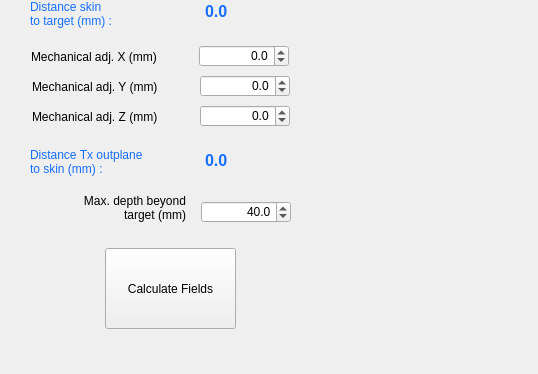
This is BabelBrain/Babel_CTX500/form.ui in ProteusMRIgHIFU/BabelBrain as Qt 5 draws it before an edit; both pictures show x 0 to 538 and y 99 to 473 of the 1251 by 473 pixel window. The edited form follows.
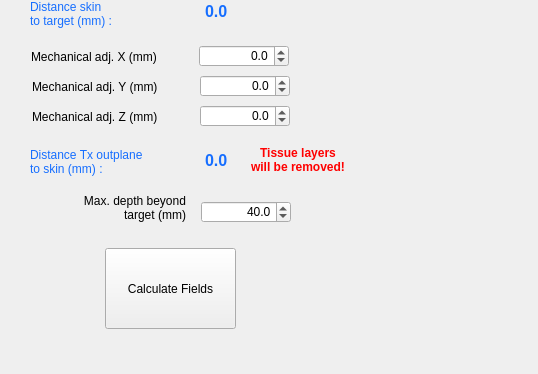
This is the edited form.

Commit message: Placement of Transducer "inside" skin for CTX500

What changed in the file:
```diff
--- a/BabelBrain/Babel_CTX500/form.ui
+++ b/BabelBrain/Babel_CTX500/form.ui
@@ -389,6 +389,31 @@
     <string>0.0</string>
    </property>
   </widget>
+  <widget class="QLabel" name="LabelTissueRemoved">
+   <property name="geometry">
+    <rect>
+     <x>246</x>
+     <y>244</y>
+     <width>104</width>
+     <height>30</height>
+    </rect>
+   </property>
+   <property name="font">
+    <font>
+     <bold>true</bold>
+    </font>
+   </property>
+   <property name="styleSheet">
+    <string notr="true">color: red</string>
+   </property>
+   <property name="text">
+    <string>Tissue layers
+will be removed!</string>
+   </property>
+   <property name="alignment">
+    <set>Qt::AlignCenter</set>
+   </property>
+  </widget>
  </widget>
  <resources/>
  <connections/>
```
The commit also changes 2 other files.
